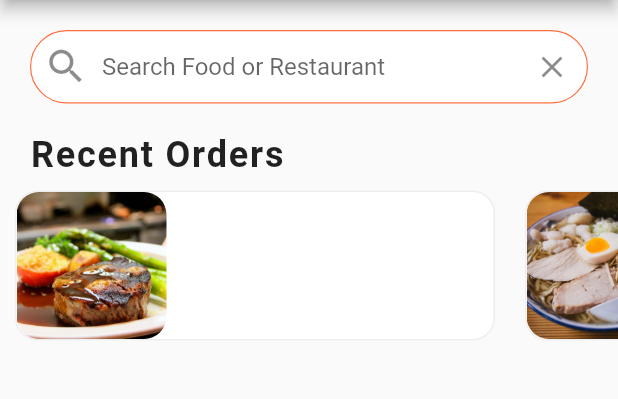
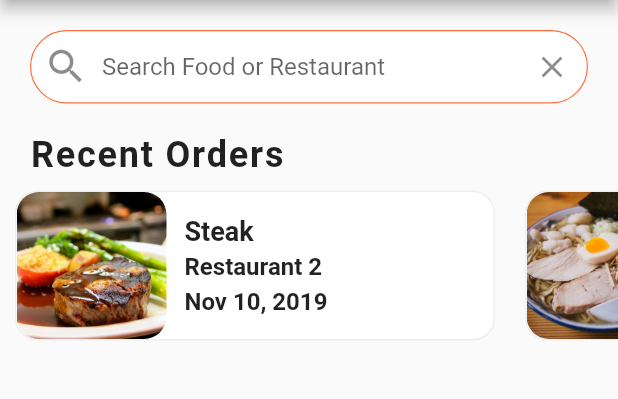
Before and after one commit to alexandrecyano/Food-Delivery-App-UI, a Flutter app: the screen it shows after launch, on a phone screen of 412 x 824 dp, the part 84-483 px from its top. Run offline on Flutter 3.47's test engine with Material 2 defaults, Android fonts, the phone set to English and light mode, and no system bars.

Commit message:
Recent Order Text

```diff
--- a/lib/widgets/recent_orders.dart
+++ b/lib/widgets/recent_orders.dart
@@ -26,6 +26,41 @@ class RecentOrders extends StatelessWidget {
               fit: BoxFit.cover,
             ),
           ),
+          Container(
+            margin: EdgeInsets.all(12.0),
+            child: Column(
+              mainAxisAlignment: MainAxisAlignment.center,
+              crossAxisAlignment: CrossAxisAlignment.start,
+              children: <Widget>[
+                Text(
+                  order.food.name,
+                  style: TextStyle(
+                    fontSize: 18.0,
+                    fontWeight: FontWeight.bold,
+                  ),
+                  overflow: TextOverflow.ellipsis,
+                ),
+                SizedBox(height: 4.0),
+                Text(
+                  order.restaurant.name,
+                  style: TextStyle(
+                    fontSize: 16.0,
+                    fontWeight: FontWeight.w600,
+                  ),
+                  overflow: TextOverflow.ellipsis,
+                ),
+                SizedBox(height: 4.0),
+                Text(
+                  order.date,
+                  style: TextStyle(
+                    fontSize: 16.0,
+                    fontWeight: FontWeight.w600,
+                  ),
+                  overflow: TextOverflow.ellipsis,
+                ),
+              ],
+            ),
+          )
         ],
       ),
     );
```
